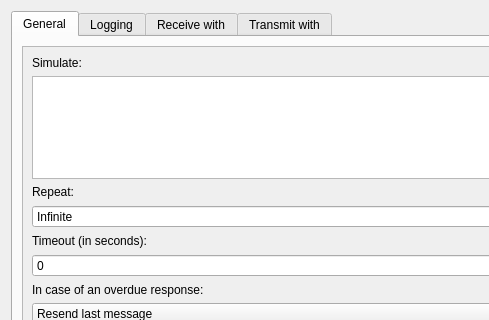
Above: data/ui/simulator_dialog.ui from jopohl/urh before the change; both pictures show x 0 to 489 and y 0 to 320 of the 1088 by 823 pixel window. Below: the same form after it.
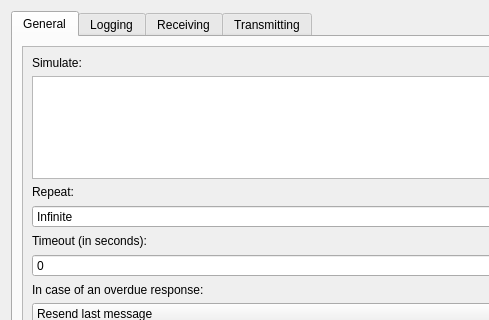
That is the form after the change. Icons and pictures are not drawn. Custom widgets are drawn as their Qt base class.

Commit message: make modulation configurable in simulator dialog

What changed in the file:
```diff
--- a/data/ui/simulator_dialog.ui
+++ b/data/ui/simulator_dialog.ui
@@ -163,7 +163,7 @@
      </widget>
      <widget class="QWidget" name="tabRX">
       <attribute name="title">
-       <string>Receive with</string>
+       <string>Receiving</string>
       </attribute>
       <layout class="QVBoxLayout" name="verticalLayout_5">
        <item>
@@ -202,7 +202,7 @@
      </widget>
      <widget class="QWidget" name="tabTX">
       <attribute name="title">
-       <string>Transmit with</string>
+       <string>Transmitting</string>
       </attribute>
       <layout class="QVBoxLayout" name="verticalLayout_7">
        <item>
```
The commit also changes 7 other files.
